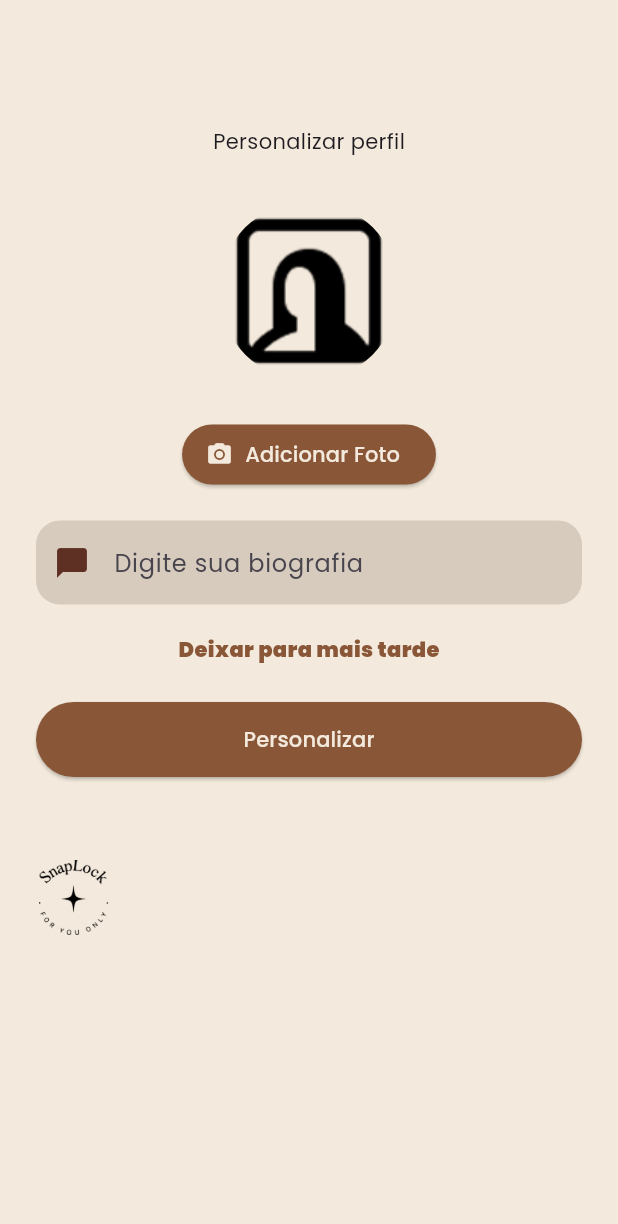
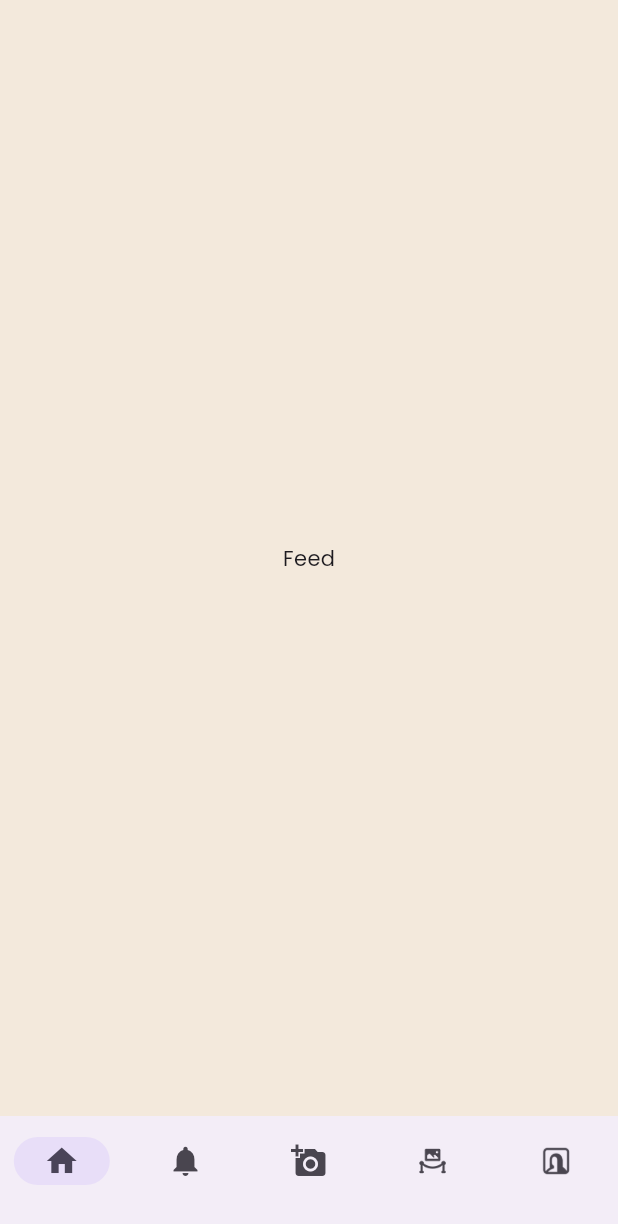
Before and after one commit to llomarques/SnapLock-0.1, a Flutter app: the personalizarPerfilPage screen opened directly, after a tap on "Deixar para mais tarde", on a phone screen of 412 x 824 dp. Shown: the top 1224 px of the screen. Run offline on Flutter 3.47's test engine with Material 3 defaults, Android fonts, the phone set to English and light mode, and no system bars; our stand-ins replace carousel_slider, google_fonts, image_picker.

Commit message:
Tela feed em andamento

```diff
--- a/lib/frontend/feed_page.dart
+++ b/lib/frontend/feed_page.dart
@@ -1,12 +1,67 @@
-// import 'package:flutter/material.dart';
+import 'package:flutter/material.dart';
+import 'notificacoes_page.dart';
+import 'postar_page.dart';
+import 'dump_page.dart';
+import 'perfil_page.dart';
 
-// class feedPage extends StatefulWidget {
-//   const feedPage({super.key});
+class FeedPage extends StatefulWidget {
+  const FeedPage({super.key});
 
-//   @override
-//   State<feedPage> createState() => _feedPage();
-// }
+  @override
+  State<FeedPage> createState() => _FeedPage();
+}
 
-// class _feedPage extends State<feedPage> {
+class _FeedPage extends State<FeedPage> {
+  int indice = 0;
 
-// }
+  final telas = const [
+    FeedConteudoPage(),
+    NotificacoesPage(),
+    PostarPage(),
+    DumpPage(),
+    PerfilPage()
+  ];
+
+  @override
+  Widget build(BuildContext context) {
+    return Scaffold(
+      backgroundColor: Color(0xFFF3E9DC),
+      body: telas[indice],
+      bottomNavigationBar: NavigationBar(
+        onDestinationSelected: (valor) {
+          setState(() {
+            indice = valor;
+          });
+        },
+        selectedIndex: indice,
+        destinations: const [
+          NavigationDestination(icon: Icon(Icons.home), label: ''),
+          NavigationDestination(
+              icon: Icon(Icons.notifications), label: ''),
+          NavigationDestination(icon: Icon(Icons.add_a_photo), label: ''),
+          NavigationDestination(
+              icon: const ImageIcon(
+                AssetImage('assets/images/dump.png'),
+              ),
+              label: ''),
+          NavigationDestination(
+              icon: const ImageIcon(
+                AssetImage('assets/images/monalisaPerfil.png'),
+              ),
+              label: ''),
+        ],
+      ),
+    );
+  }
+}
+
+class FeedConteudoPage extends StatelessWidget {
+  const FeedConteudoPage({super.key});
+
+  @override
+  Widget build(BuildContext context) {
+    return const Center(
+      child: Text('Feed'),
+    );
+  }
+}
--- a/lib/frontend/personalizarPerfil_page.dart
+++ b/lib/frontend/personalizarPerfil_page.dart
@@ -1,7 +1,6 @@
 import 'package:flutter/material.dart';
 import 'package:image_picker/image_picker.dart';
 import 'dart:typed_data';
-
 import 'package:snaplock/frontend/feed_page.dart';
 
 class personalizarPerfilPage extends StatefulWidget {
@@ -38,12 +37,12 @@ class _personalizarPerfilPage extends State<personalizarPerfilPage> {
     });
   }
 
-  // void abrirFeed() {
-  //   Navigator.push(
-  //     context,
-  //     MaterialPageRoute(builder: (context) => const feedPage()),
-  //   );
-  // }
+  void abrirFeed() {
+    Navigator.push(
+      context,
+      MaterialPageRoute(builder: (context) => const FeedPage()),
+    );
+  }
   @override
   Widget build(BuildContext context) {
     return Scaffold(
@@ -111,7 +110,7 @@ class _personalizarPerfilPage extends State<personalizarPerfilPage> {
               alignment: Alignment.center,
               child: GestureDetector(
                 onTap: () {
-                  // abrirFeed();
+                  abrirFeed();
                 },
                 child: const Text(
                   'Deixar para mais tarde',
@@ -125,7 +124,7 @@ class _personalizarPerfilPage extends State<personalizarPerfilPage> {
             ),
             ElevatedButton(
               onPressed: () {
-                // abrirFeed();
+                abrirFeed();
               },
               style: ElevatedButton.styleFrom(
                 backgroundColor: const Color(0xFF895737),
--- a/pubspec.yaml
+++ b/pubspec.yaml
@@ -27,3 +27,4 @@ flutter:
   assets:
     - assets/images/logo.png
     - assets/images/monalisaPerfil.png
+    - assets/images/dump.png
```
Also changed, not shown: lib/frontend/dump_page.dart (added, +17 -0 lines), lib/frontend/notificacoes_page.dart (added, +17 -0 lines), lib/frontend/perfil_page.dart (added, +17 -0 lines), lib/frontend/postar_page.dart (added, +17 -0 lines), assets/images/dump.png (added).
